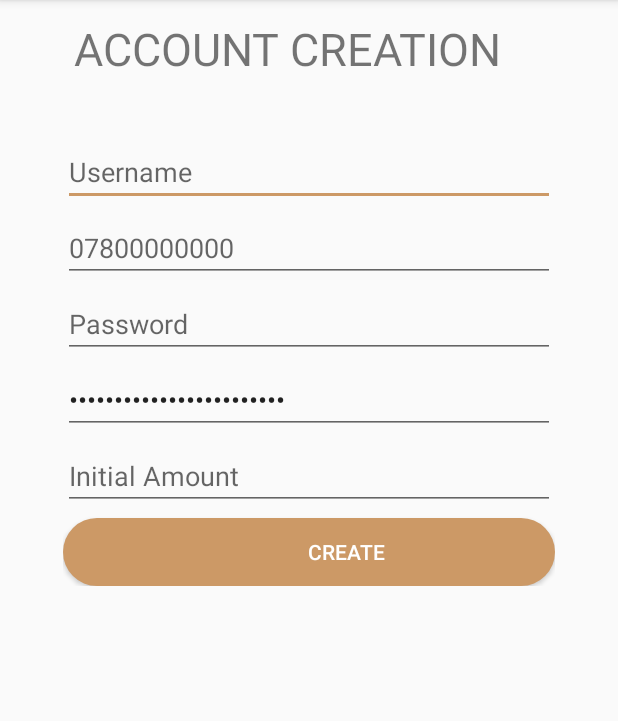
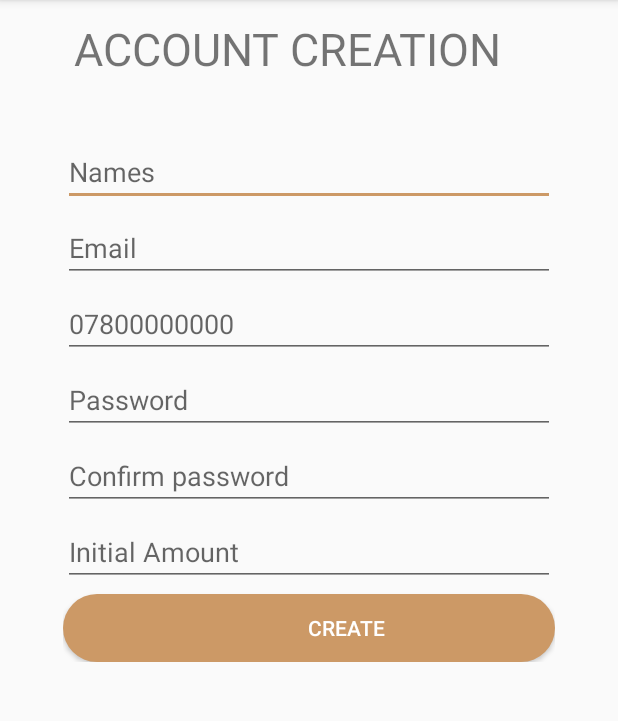
Before and after one commit to ETS-Android1/iManage, an Android app: the User screen opened directly, with no data from a screen before it, after a tap on "CREATE", on a phone screen of 412 x 824 dp, the part 84-805 px from its top. Run offline under Robolectric (Android 15) with nearby library versions, the phone set to English and light mode, and no system bars; our stand-ins replace Volley; network calls fail.

Commit message:
As a user, I should be able to create account

```diff
--- a/app/src/main/java/com/example/nahimana/imanage/Accounts/User.java
+++ /dev/null
@@ -1,4 +0,0 @@
-package com.example.nahimana.imanage.Accounts;
-
-public class User {
-}
--- a/app/src/main/java/com/example/nahimana/imanage/Login.java
+++ b/app/src/main/java/com/example/nahimana/imanage/Login.java
@@ -61,7 +61,7 @@
                             JSONObject jsonObject = new JSONObject(response);
 
                             if(jsonObject.getBoolean("error")) {
-                                Toast.makeText(getApplicationContext(), "Found an error:" + jsonObject.getString("message"), Toast.LENGTH_SHORT).show();
+                                Toast.makeText(getApplicationContext(),jsonObject.getString("message"), Toast.LENGTH_SHORT).show();
 
                             } else if(!jsonObject.getBoolean("error")) {
                                     JSONObject userObject = jsonObject.getJSONObject("user");
--- a/app/src/main/java/com/example/nahimana/imanage/User.java
+++ b/app/src/main/java/com/example/nahimana/imanage/User.java
@@ -27,19 +27,19 @@
 
 
 public class User extends AppCompatActivity {
-    private EditText username, password1, matchPassword, initAmount, mPhone;
+    private EditText username, password1, matchPassword, initAmount, mPhone, email;
     private TextView error;
     private Button createBtn;
     RequestQueue requestQueue;
     ProgressDialog pd;
 
-     private String userName, pass1, pass2, phone, balance;
+     private String userName, pass1, pass2, phone, balance,uEmail;
 
     @Override
     protected void onCreate(Bundle savedInstanceState) {
         super.onCreate(savedInstanceState);
         setContentView(R.layout.activity_user);
-
+        email = findViewById(R.id.email);
         username = findViewById(R.id.username);
         password1 = findViewById(R.id.pass1);
         matchPassword = findViewById(R.id.pass2);
@@ -54,13 +54,14 @@
         createBtn.setOnClickListener(new View.OnClickListener() {
             @Override
             public void onClick(View v) {
+                uEmail = email.getText().toString();
                 userName = username.getText().toString();
                 pass1 = password1.getText().toString();
                 pass2 = matchPassword.getText().toString();
                 phone = mPhone.getText().toString();
                 balance = initAmount.getText().toString();
-               if(validateInputs(userName, pass1, pass2, phone) == true){
-                   signUp(userName,pass1,phone,balance);
+               if(validateInputs(uEmail, userName, pass1, pass2, phone)){
+                   signUp(uEmail,userName, pass1,pass2, phone, balance);
                }
 
             }
@@ -68,30 +69,28 @@
 
     }
 
-    private boolean validateInputs(String userName, String pass1, String pass2, String phone) {
+    private boolean validateInputs(String email, String userName, String pass1, String pass2, String phone) {
         boolean isValid=true;
-        if (userName.isEmpty() || pass1.isEmpty() || pass2.isEmpty() || phone.isEmpty()) {
+        if (userName.isEmpty() || pass1.isEmpty() || pass2.isEmpty() || phone.isEmpty() || email.isEmpty()) {
 
             Toast.makeText(getApplicationContext(), "Please fill Required information", Toast.LENGTH_SHORT).show();
             isValid=false;
         }
-        if(pass1 == pass2) {
+        if(pass1.matches(pass2)) {
             Toast.makeText(this,"Passwords Does not Match",Toast.LENGTH_SHORT).show();
 
-        } else {
-            matchPassword.setText("Passwords Does not Match");
         }
         return isValid;
 
 
     }
 
-    public void signUp(final String uName, final String uPassword, final String uPhone,final String uBalance) {
+    public void signUp(final String uEmail, final String uName, final String uPassword, final String pass2,  final String uPhone,final String uBalance) {
 
             pd.setMessage("Please wait ...");
             pd.show();
 
-        StringRequest sr = new StringRequest(Request.Method.POST, Constants.ACC_CREATE_URL,
+        StringRequest sr = new StringRequest(Request.Method.POST, Constants.USER_REGISTER_URL,
                 new Response.Listener<String>() {
                     @Override
                     public void onResponse(String response) {
@@ -99,9 +98,11 @@
                         try {
                             JSONObject jo = new JSONObject(response);
                             Toast.makeText(getApplicationContext(), jo.getString("message"), Toast.LENGTH_SHORT).show();
-                            if(jo.getBoolean("error") ==false){
-                                startActivity(new Intent(getApplicationContext(),Login.class));
-                            }
+                            pd.setMessage(jo.getString("message"));
+                            pd.show();
+//                            if(!jo.getBoolean("error")){
+//                                startActivity(new Intent(getApplicationContext(),Login.class));
+//                            }
                         } catch (JSONException e) {
                             e.printStackTrace();
                         }
@@ -110,7 +111,7 @@
             @Override
             public void onErrorResponse(VolleyError error) {
                 pd.dismiss();
-                Toast.makeText(User.this, error.toString(), Toast.LENGTH_SHORT).show();
+                Toast.makeText(getApplicationContext(),""+ error.getMessage(), Toast.LENGTH_LONG).show();
                 error.printStackTrace();
 
             }
@@ -118,10 +119,11 @@
             @Override
             protected Map<String, String> getParams() {
                 Map<String, String> params = new HashMap<String, String>();
-
-                params.put("email", uName);
+                params.put("name", uName);
+                params.put("email", uEmail);
                 params.put("phone", uPhone);
                 params.put("password", uPassword);
+                params.put("password_confirmation", pass2);
                 params.put("balance", uBalance);
 
                 return params;
--- a/app/src/main/java/com/example/nahimana/imanage/helpers/Constants.java
+++ b/app/src/main/java/com/example/nahimana/imanage/helpers/Constants.java
@@ -4,7 +4,7 @@
 
 //    public static final String ROOT_URL="http://10.0.2.2/android-recyclerview-api/index.php";
     public static final String ROOT_URL="http://192.168.43.29:80/api/";
-    public static final String ACC_CREATE_URL=ROOT_URL+"users";
+    public static final String USER_REGISTER_URL=ROOT_URL+"users";
     public static final String LOGIN_URL = ROOT_URL+"auth/user";
     public static final String RAISE_POCKET_URL = ROOT_URL+"Controller/ActionsHandler.php";
     public static final String EXPENSE_URL = ROOT_URL+"Controller/expense.php";
--- a/app/src/main/res/layout/activity_user.xml
+++ b/app/src/main/res/layout/activity_user.xml
@@ -45,7 +45,13 @@
             android:layout_width="match_parent"
             android:layout_height="45dp"
             android:layout_marginTop="5dp"
-            android:hint="Username" />
+            android:hint="Names" />
+        <EditText
+            android:id="@+id/email"
+            android:layout_width="match_parent"
+            android:layout_height="45dp"
+            android:hint="Email"
+            android:layout_marginTop="5dp"/>
         <EditText
             android:id="@+id/mobilePhone"
             android:layout_width="match_parent"
```
